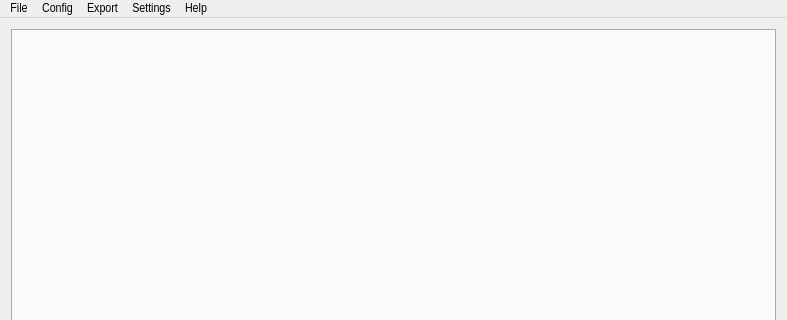
First picture: the form in ui/cdegs_main.ui, repository Eltee/cdegs-aid, before the edit; both pictures show x 0 to 787 and y 0 to 320 of the 787 by 603 pixel window.
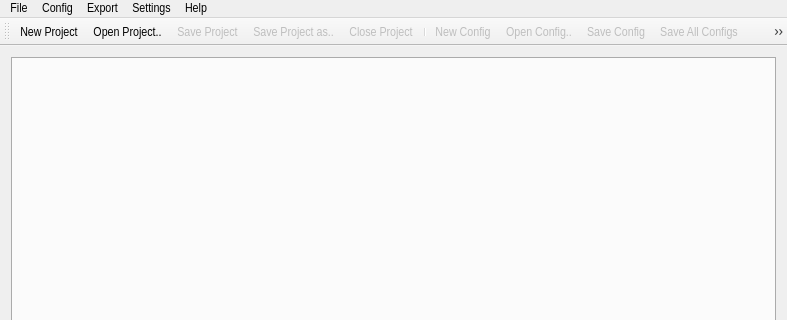
Second picture: the form after the edit. Icons and pictures are not drawn.

Commit message:
Avancement de l'interface. Sauvegarde, validation et exportation des configs.
Début de l'édition des conducteurs.

Patch:
```diff
--- a/ui/cdegs_main.ui
+++ b/ui/cdegs_main.ui
@@ -180,6 +180,31 @@
    <addaction name="menuHelp"/>
   </widget>
   <widget class="QStatusBar" name="statusbar"/>
+  <widget class="QToolBar" name="toolBar">
+   <property name="windowTitle">
+    <string>toolBar</string>
+   </property>
+   <attribute name="toolBarArea">
+    <enum>TopToolBarArea</enum>
+   </attribute>
+   <attribute name="toolBarBreak">
+    <bool>false</bool>
+   </attribute>
+   <addaction name="actionNew_Project"/>
+   <addaction name="actionOpen_Project"/>
+   <addaction name="actionSave_Project"/>
+   <addaction name="actionSave_Project_as"/>
+   <addaction name="actionClose_Project"/>
+   <addaction name="separator"/>
+   <addaction name="actionNew_Config"/>
+   <addaction name="actionOpen_Config"/>
+   <addaction name="actionSave_Config"/>
+   <addaction name="actionSave_All_Configs"/>
+   <addaction name="actionClose_Config"/>
+   <addaction name="separator"/>
+   <addaction name="actionExport_Config"/>
+   <addaction name="actionExport_Config_as"/>
+  </widget>
   <action name="actionAbout">
    <property name="text">
     <string>About..</string>
@@ -277,6 +302,18 @@
     <string>Stylesheet..</string>
    </property>
   </action>
+  <action name="actionSave_All_Configs">
+   <property name="enabled">
+    <bool>false</bool>
+   </property>
+   <property name="icon">
+    <iconset resource="../ressources.qrc">
+     <normaloff>:/res/res/mini-save-all-configs.png</normaloff>:/res/res/mini-save-all-configs.png</iconset>
+   </property>
+   <property name="text">
+    <string>Save All Configs</string>
+   </property>
+  </action>
  </widget>
  <resources/>
  <connections>
```
Left out of the diff: 55 changed lines with no effect on the pictures. The commit also changes 28 other files.
